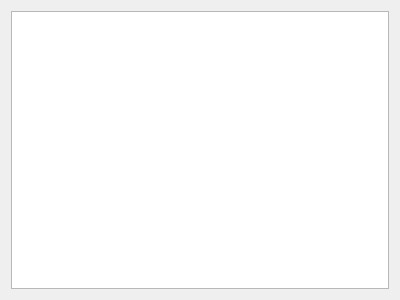
This is src/ffprocess.ui in gammaray10k/Barium as Qt 5 draws it before an edit. The edited form follows.
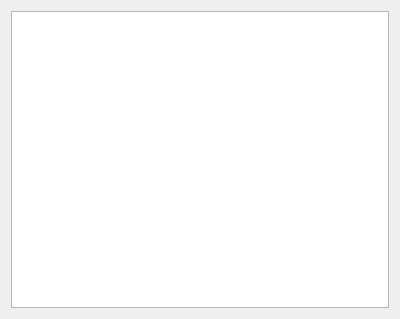
This is the edited form.

Commit message: modfied ffprocess.ui interface

What changed in the file:
```diff
--- a/src/ffprocess.ui
+++ b/src/ffprocess.ui
@@ -7,7 +7,7 @@
     <x>0</x>
     <y>0</y>
     <width>400</width>
-    <height>300</height>
+    <height>319</height>
    </rect>
   </property>
   <property name="windowTitle">
```
